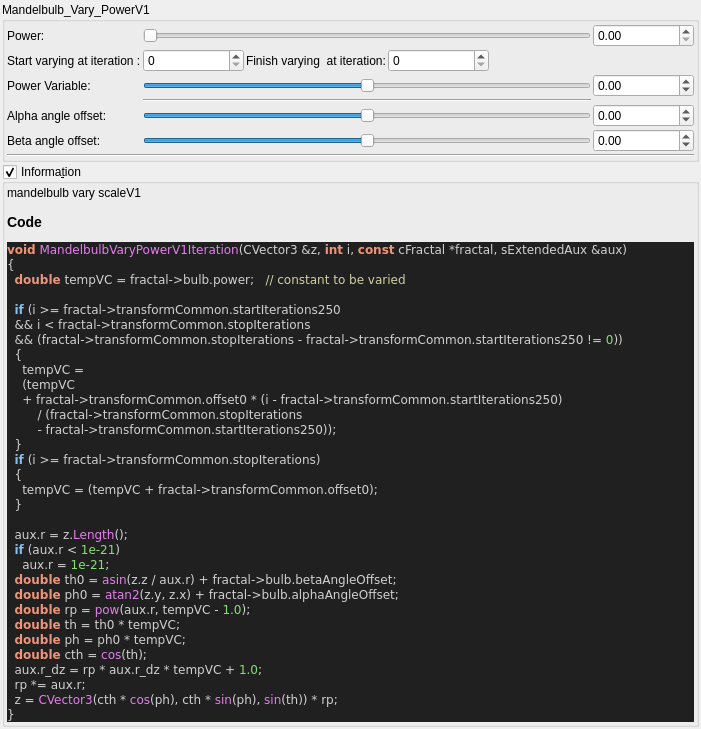
Qt form mandelbulber2/qt_data/fractal_mandelbulb_vary_powerV1.ui (buddhi1980/mandelbulber2) before a commit.
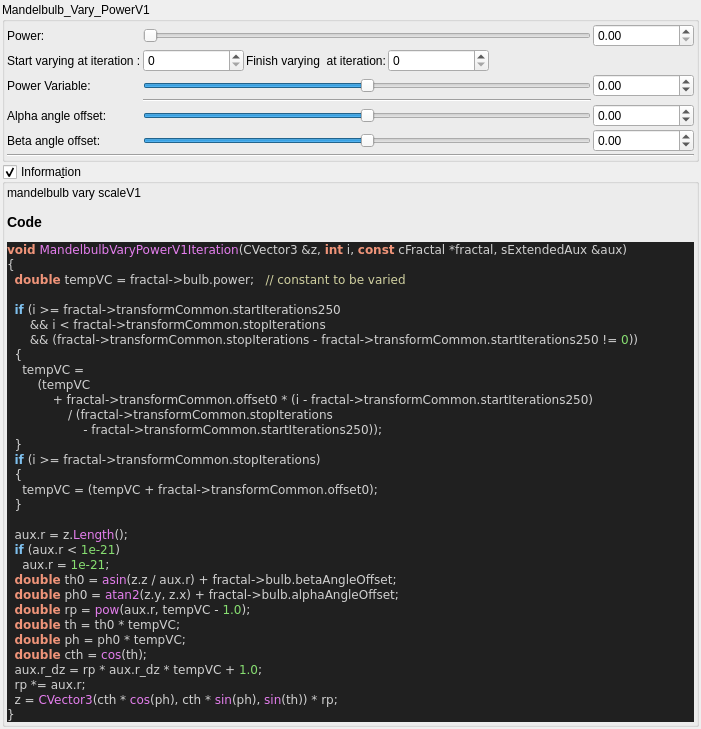
The same form after that commit. Custom widgets are drawn as their Qt base class.

Commit message:
added all transforms information boxes
now all formulas can be parsed.

@buddhi do you got a reference for Xenodreambuie formula?

The edit to the form file:
```diff
--- a/mandelbulber2/qt_data/fractal_mandelbulb_vary_powerV1.ui
+++ b/mandelbulber2/qt_data/fractal_mandelbulb_vary_powerV1.ui
@@ -409,14 +409,14 @@
   &lt;span style=&quot;color:#f09479; font-weight:bold&quot;&gt;double&lt;/span&gt; tempVC &lt;span style=&quot;color:#d0d0d0&quot;&gt;=&lt;/span&gt; fractal&lt;span style=&quot;color:#d0d0d0&quot;&gt;-&amp;gt;&lt;/span&gt;bulb&lt;span style=&quot;color:#d0d0d0&quot;&gt;.&lt;/span&gt;power&lt;span style=&quot;color:#d0d0d0&quot;&gt;;&lt;/span&gt;   &lt;span style=&quot;color:#d0d0a0&quot;&gt;// constant to be varied&lt;/span&gt;
 
   &lt;span style=&quot;color:#7ec0ee; font-weight:bold&quot;&gt;if&lt;/span&gt; &lt;span style=&quot;color:#d0d0d0&quot;&gt;(&lt;/span&gt;i &lt;span style=&quot;color:#d0d0d0&quot;&gt;&amp;gt;=&lt;/span&gt; fractal&lt;span style=&quot;color:#d0d0d0&quot;&gt;-&amp;gt;&lt;/span&gt;transformCommon&lt;span style=&quot;color:#d0d0d0&quot;&gt;.&lt;/span&gt;startIterations250
-  &lt;span style=&quot;color:#d0d0d0&quot;&gt;&amp;amp;&amp;amp;&lt;/span&gt; i &lt;span style=&quot;color:#d0d0d0&quot;&gt;&amp;lt;&lt;/span&gt; fractal&lt;span style=&quot;color:#d0d0d0&quot;&gt;-&amp;gt;&lt;/span&gt;transformCommon&lt;span style=&quot;color:#d0d0d0&quot;&gt;.&lt;/span&gt;stopIterations
-  &lt;span style=&quot;color:#d0d0d0&quot;&gt;&amp;amp;&amp;amp; (&lt;/span&gt;fractal&lt;span style=&quot;color:#d0d0d0&quot;&gt;-&amp;gt;&lt;/span&gt;transformCommon&lt;span style=&quot;color:#d0d0d0&quot;&gt;.&lt;/span&gt;stopIterations &lt;span style=&quot;color:#d0d0d0&quot;&gt;-&lt;/span&gt; fractal&lt;span style=&quot;color:#d0d0d0&quot;&gt;-&amp;gt;&lt;/span&gt;transformCommon&lt;span style=&quot;color:#d0d0d0&quot;&gt;.&lt;/span&gt;startIterations250 &lt;span style=&quot;color:#d0d0d0&quot;&gt;!=&lt;/span&gt; &lt;span style=&quot;color:#87df71&quot;&gt;0&lt;/span&gt;&lt;span style=&quot;color:#d0d0d0&quot;&gt;))&lt;/span&gt;
+      &lt;span style=&quot;color:#d0d0d0&quot;&gt;&amp;amp;&amp;amp;&lt;/span&gt; i &lt;span style=&quot;color:#d0d0d0&quot;&gt;&amp;lt;&lt;/span&gt; fractal&lt;span style=&quot;color:#d0d0d0&quot;&gt;-&amp;gt;&lt;/span&gt;transformCommon&lt;span style=&quot;color:#d0d0d0&quot;&gt;.&lt;/span&gt;stopIterations
+      &lt;span style=&quot;color:#d0d0d0&quot;&gt;&amp;amp;&amp;amp; (&lt;/span&gt;fractal&lt;span style=&quot;color:#d0d0d0&quot;&gt;-&amp;gt;&lt;/span&gt;transformCommon&lt;span style=&quot;color:#d0d0d0&quot;&gt;.&lt;/span&gt;stopIterations &lt;span style=&quot;color:#d0d0d0&quot;&gt;-&lt;/span&gt; fractal&lt;span style=&quot;color:#d0d0d0&quot;&gt;-&amp;gt;&lt;/span&gt;transformCommon&lt;span style=&quot;color:#d0d0d0&quot;&gt;.&lt;/span&gt;startIterations250 &lt;span style=&quot;color:#d0d0d0&quot;&gt;!=&lt;/span&gt; &lt;span style=&quot;color:#87df71&quot;&gt;0&lt;/span&gt;&lt;span style=&quot;color:#d0d0d0&quot;&gt;))&lt;/span&gt;
   &lt;span style=&quot;color:#d0d0d0&quot;&gt;{&lt;/span&gt;
     tempVC &lt;span style=&quot;color:#d0d0d0&quot;&gt;=&lt;/span&gt;
-    &lt;span style=&quot;color:#d0d0d0&quot;&gt;(&lt;/span&gt;tempVC
-    &lt;span style=&quot;color:#d0d0d0&quot;&gt;+&lt;/span&gt; fractal&lt;span style=&quot;color:#d0d0d0&quot;&gt;-&amp;gt;&lt;/span&gt;transformCommon&lt;span style=&quot;color:#d0d0d0&quot;&gt;.&lt;/span&gt;offset0 &lt;span style=&quot;color:#d0d0d0&quot;&gt;* (&lt;/span&gt;i &lt;span style=&quot;color:#d0d0d0&quot;&gt;-&lt;/span&gt; fractal&lt;span style=&quot;color:#d0d0d0&quot;&gt;-&amp;gt;&lt;/span&gt;transformCommon&lt;span style=&quot;color:#d0d0d0&quot;&gt;.&lt;/span&gt;startIterations250&lt;span style=&quot;color:#d0d0d0&quot;&gt;)&lt;/span&gt;
-        &lt;span style=&quot;color:#d0d0d0&quot;&gt;/ (&lt;/span&gt;fractal&lt;span style=&quot;color:#d0d0d0&quot;&gt;-&amp;gt;&lt;/span&gt;transformCommon&lt;span style=&quot;color:#d0d0d0&quot;&gt;.&lt;/span&gt;stopIterations
-        &lt;span style=&quot;color:#d0d0d0&quot;&gt;-&lt;/span&gt; fractal&lt;span style=&quot;color:#d0d0d0&quot;&gt;-&amp;gt;&lt;/span&gt;transformCommon&lt;span style=&quot;color:#d0d0d0&quot;&gt;.&lt;/span&gt;startIterations250&lt;span style=&quot;color:#d0d0d0&quot;&gt;));&lt;/span&gt;
+        &lt;span style=&quot;color:#d0d0d0&quot;&gt;(&lt;/span&gt;tempVC
+            &lt;span style=&quot;color:#d0d0d0&quot;&gt;+&lt;/span&gt; fractal&lt;span style=&quot;color:#d0d0d0&quot;&gt;-&amp;gt;&lt;/span&gt;transformCommon&lt;span style=&quot;color:#d0d0d0&quot;&gt;.&lt;/span&gt;offset0 &lt;span style=&quot;color:#d0d0d0&quot;&gt;* (&lt;/span&gt;i &lt;span style=&quot;color:#d0d0d0&quot;&gt;-&lt;/span&gt; fractal&lt;span style=&quot;color:#d0d0d0&quot;&gt;-&amp;gt;&lt;/span&gt;transformCommon&lt;span style=&quot;color:#d0d0d0&quot;&gt;.&lt;/span&gt;startIterations250&lt;span style=&quot;color:#d0d0d0&quot;&gt;)&lt;/span&gt;
+                &lt;span style=&quot;color:#d0d0d0&quot;&gt;/ (&lt;/span&gt;fractal&lt;span style=&quot;color:#d0d0d0&quot;&gt;-&amp;gt;&lt;/span&gt;transformCommon&lt;span style=&quot;color:#d0d0d0&quot;&gt;.&lt;/span&gt;stopIterations
+                    &lt;span style=&quot;color:#d0d0d0&quot;&gt;-&lt;/span&gt; fractal&lt;span style=&quot;color:#d0d0d0&quot;&gt;-&amp;gt;&lt;/span&gt;transformCommon&lt;span style=&quot;color:#d0d0d0&quot;&gt;.&lt;/span&gt;startIterations250&lt;span style=&quot;color:#d0d0d0&quot;&gt;));&lt;/span&gt;
   &lt;span style=&quot;color:#d0d0d0&quot;&gt;}&lt;/span&gt;
   &lt;span style=&quot;color:#7ec0ee; font-weight:bold&quot;&gt;if&lt;/span&gt; &lt;span style=&quot;color:#d0d0d0&quot;&gt;(&lt;/span&gt;i &lt;span style=&quot;color:#d0d0d0&quot;&gt;&amp;gt;=&lt;/span&gt; fractal&lt;span style=&quot;color:#d0d0d0&quot;&gt;-&amp;gt;&lt;/span&gt;transformCommon&lt;span style=&quot;color:#d0d0d0&quot;&gt;.&lt;/span&gt;stopIterations&lt;span style=&quot;color:#d0d0d0&quot;&gt;)&lt;/span&gt;
   &lt;span style=&quot;color:#d0d0d0&quot;&gt;{&lt;/span&gt;
```
The commit also changes 75 other files.
